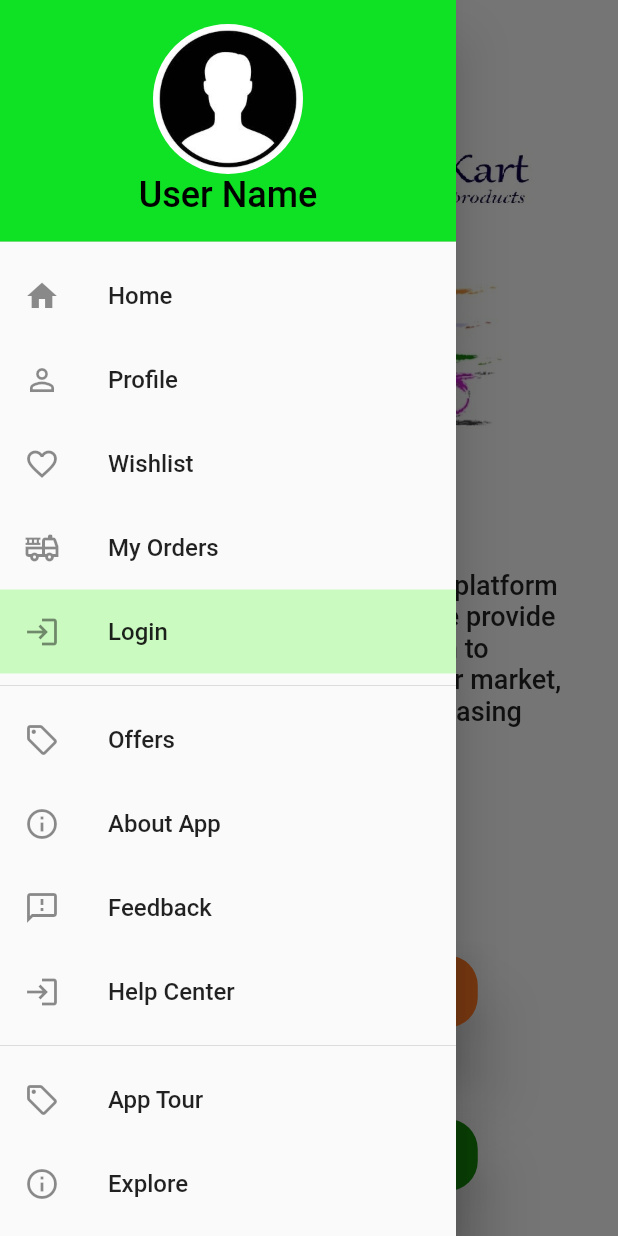
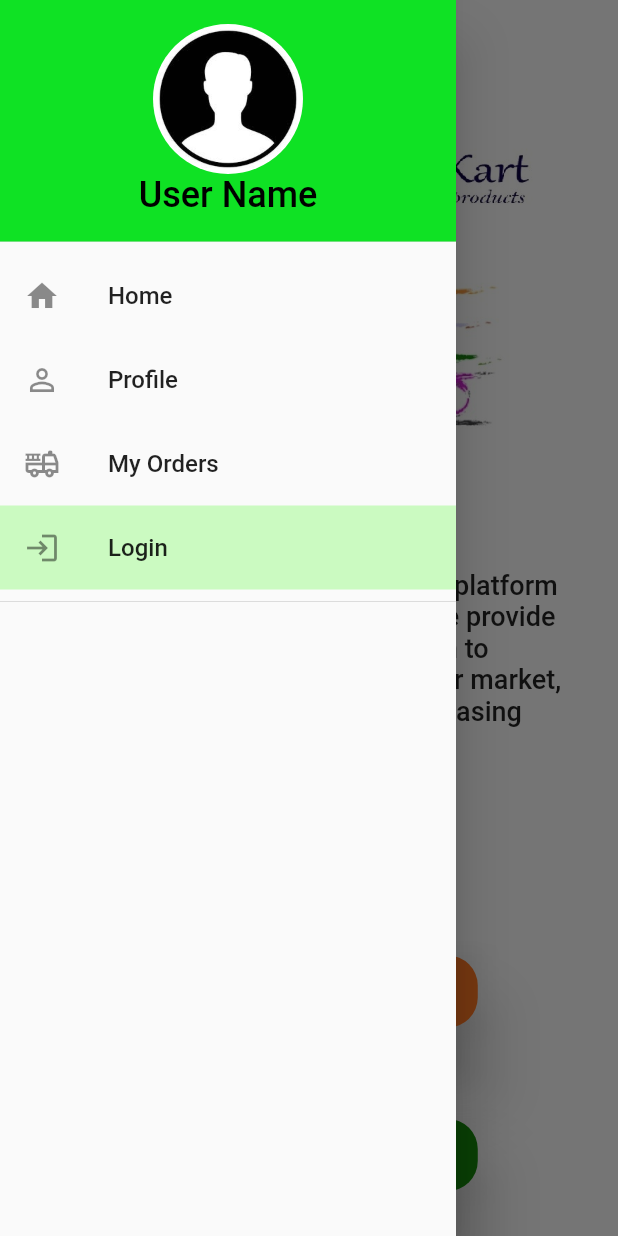
Before and after one commit to Thirumathikart/thirumathikart-client, a Flutter app: the screen it shows after launch, with the side drawer open, on a phone screen of 412 x 824 dp. Run offline on Flutter 3.47's test engine with Material 2 defaults, Android fonts, the phone set to English and light mode, and no system bars; drawn by our look-alikes of smooth_page_indicator; our stand-ins replace cached_network_image, carousel_slider, font_awesome_flutter, get, get_storage, google_fonts; Roboto replaces fonts that are missing (Brawler).

Commit message:
refractor[productList]: change to gridview

```diff
--- a/lib/models/prodcut_response.dart
+++ b/lib/models/prodcut_response.dart
@@ -141,8 +141,7 @@ class Seller {
         password: json['password'],
         token: json['token'],
         isVerified: json['is_verified'],
-        firebaseToken:
-            json['firebase_token'],
+        firebaseToken: json['firebase_token'],
         ifscCode: json['ifsc_code'],
         branch: json['branch'],
         memberCode: json['member_code'],
--- a/lib/widgets/NavBar/nav_list.dart
+++ b/lib/widgets/NavBar/nav_list.dart
@@ -12,11 +12,11 @@ var navList = [
     'icon': const Icon(Icons.person_outline),
     'toRoute': NavigationRoutes.profileRoute,
   },
-  {
-    'title': 'Wishlist',
-    'icon': const Icon(Icons.favorite_border_outlined),
-    'toRoute': NavigationRoutes.wishlistRoute,
-  },
+  // {
+  //   'title': 'Wishlist',
+  //   'icon': const Icon(Icons.favorite_border_outlined),
+  //   'toRoute': NavigationRoutes.wishlistRoute,
+  // },
   {
     'title': 'My Orders',
     'icon': const Icon(Icons.fire_truck_outlined),
@@ -27,34 +27,34 @@ var navList = [
     'icon': const Icon(Icons.login_outlined),
     'toRoute': NavigationRoutes.authRoute,
   },
-  {
-    'title': 'Offers',
-    'icon': const Icon(Icons.local_offer_outlined),
-    'toRoute': NavigationRoutes.offersRoute,
-  },
-  {
-    'title': 'About App',
-    'icon': const Icon(Icons.info_outline),
-    'toRoute': NavigationRoutes.aboutRoute,
-  },
-  {
-    'title': 'Feedback',
-    'icon': const Icon(Icons.feedback_outlined),
-    'toRoute': NavigationRoutes.feedbackRoute,
-  },
-  {
-    'title': 'Help Center',
-    'icon': const Icon(Icons.login_outlined),
-    'toRoute': NavigationRoutes.helpRoute,
-  },
-  {
-    'title': 'App Tour',
-    'icon': const Icon(Icons.local_offer_outlined),
-    'toRoute': NavigationRoutes.tourRoute,
-  },
-  {
-    'title': 'Explore',
-    'icon': const Icon(Icons.info_outline),
-    'toRoute': NavigationRoutes.exploreRoute,
-  },
+  // {
+  //   'title': 'Offers',
+  //   'icon': const Icon(Icons.local_offer_outlined),
+  //   'toRoute': NavigationRoutes.offersRoute,
+  // },
+  // {
+  //   'title': 'About App',
+  //   'icon': const Icon(Icons.info_outline),
+  //   'toRoute': NavigationRoutes.aboutRoute,
+  // },
+  // {
+  //   'title': 'Feedback',
+  //   'icon': const Icon(Icons.feedback_outlined),
+  //   'toRoute': NavigationRoutes.feedbackRoute,
+  // },
+  // {
+  //   'title': 'Help Center',
+  //   'icon': const Icon(Icons.login_outlined),
+  //   'toRoute': NavigationRoutes.helpRoute,
+  // },
+  // {
+  //   'title': 'App Tour',
+  //   'icon': const Icon(Icons.local_offer_outlined),
+  //   'toRoute': NavigationRoutes.tourRoute,
+  // },
+  // {
+  //   'title': 'Explore',
+  //   'icon': const Icon(Icons.info_outline),
+  //   'toRoute': NavigationRoutes.exploreRoute,
+  // },
 ];
--- a/pubspec.yaml
+++ b/pubspec.yaml
@@ -1,5 +1,5 @@
 name: thirumathikart_app
-description: A Flutter App for thirumathikartE+.
+description: A Flutter App for thirumathikart.
 
 publish_to: 'none'
 
```
Also changed, not shown: lib/views/products.dart (+51 -50 lines), 1 other file.
